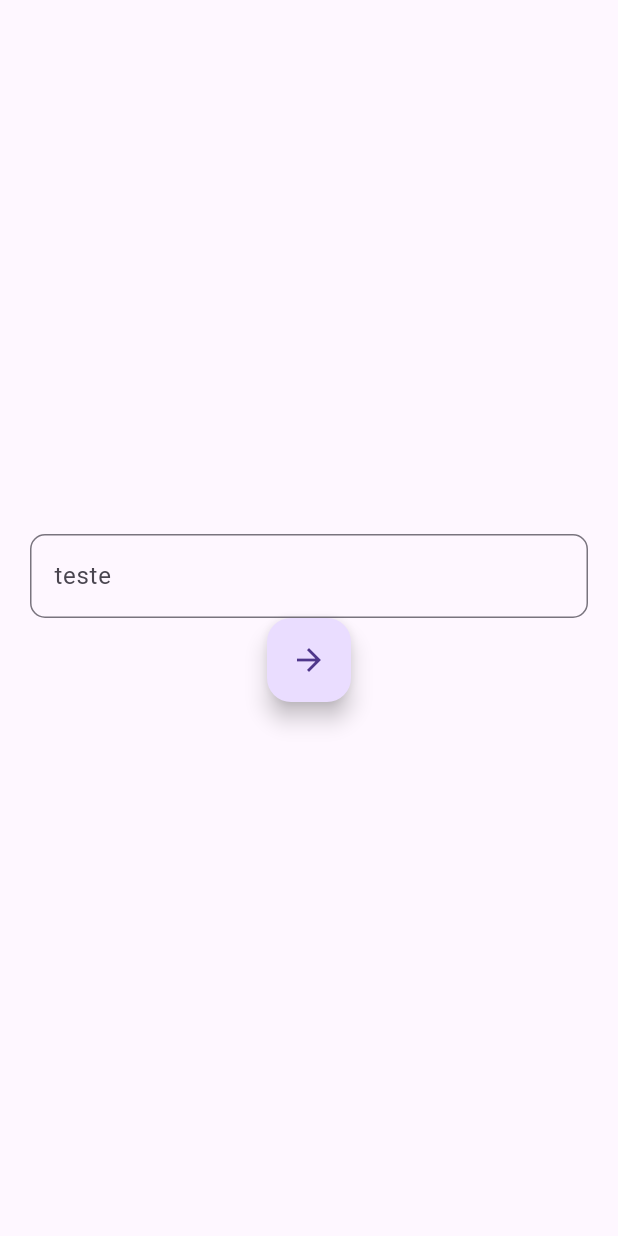
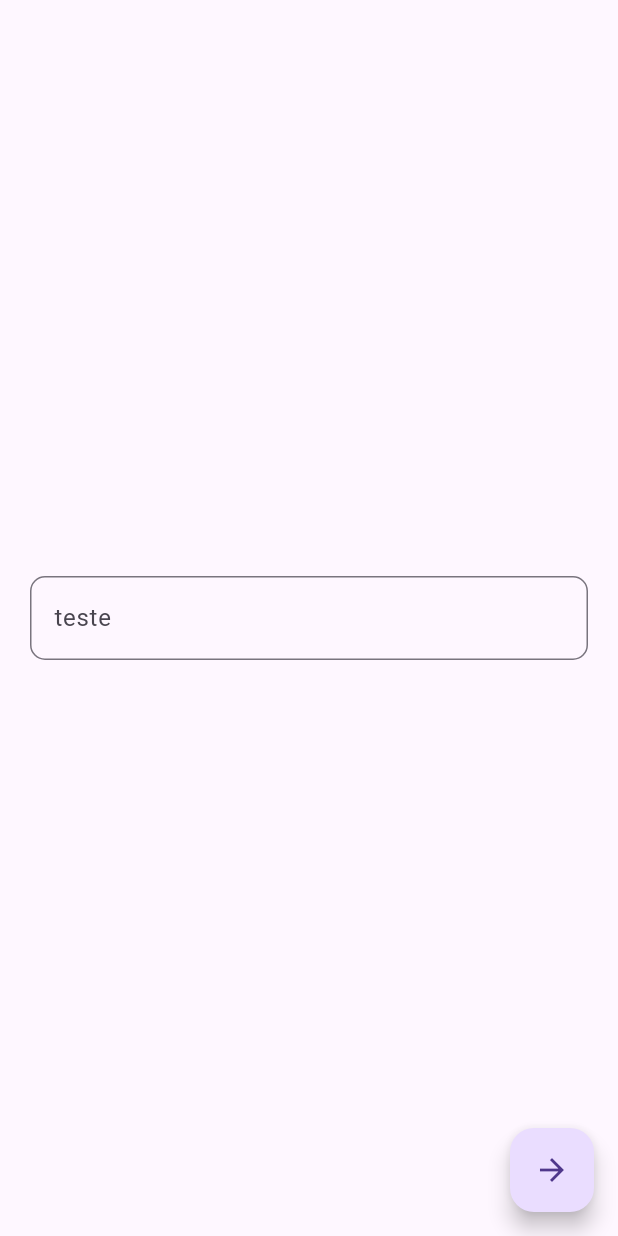
Before and after one commit to kauanBestel/flutter-equipment-booking, a Flutter app: the screen it shows after launch, on a phone screen of 412 x 824 dp. Run offline on Flutter 3.47's test engine with Material 3 defaults, Android fonts, the light colour scheme and no system bars; our stand-ins replace firebase_core, table_calendar; missing offline and left inert: steps_indicator; accounts and stored records are empty.

Commit message:
feat button

```diff
--- a/lib/main.dart
+++ b/lib/main.dart
@@ -2,11 +2,6 @@ import 'package:equipment_boking/firebase_options.dart';
 import 'package:equipment_boking/presentation/screens/pages/ProductsPage.dart';
 import 'package:firebase_core/firebase_core.dart';
 import 'package:flutter/material.dart';
-
-import 'package:equipment_boking/presentation/screens/pages/LoginPage.dart';
-import 'package:equipment_boking/presentation/screens/pages/RegisterPage.dart';
-import 'package:equipment_boking/presentation/screens/pages/CalendarPage.dart';
-import 'package:equipment_boking/presentation/screens/pages/ProductsPage.dart';
 
 Future<void> main() async {
   WidgetsFlutterBinding.ensureInitialized();
--- a/lib/presentation/screens/pages/CalendarPage.dart
+++ b/lib/presentation/screens/pages/CalendarPage.dart
@@ -11,18 +11,18 @@ class CalendarPage extends StatelessWidget {
     return Scaffold(
       body: Center(
         child: Padding(
-          padding: EdgeInsets.all(20.0),
+          padding: const EdgeInsets.all(20.0),
           child: Column(
             mainAxisAlignment: MainAxisAlignment.spaceEvenly,
             children: [
-              StepsIndicator(
+              const StepsIndicator(
                 selectedStep: 0,
                 nbSteps: 3,
                 lineLength: 100,
                 unselectedStepSize: 20,
                 selectedStepSize: 30,
               ),
-              SizedBox(height: 20),
+              const SizedBox(height: 20),
               TableCalendar(
                 firstDay: DateTime.utc(2010, 10, 16),
                 lastDay: DateTime.utc(2030, 3, 14),
--- a/lib/presentation/screens/pages/ProductsPage.dart
+++ b/lib/presentation/screens/pages/ProductsPage.dart
@@ -3,7 +3,7 @@ import 'package:equipment_boking/presentation/widgets/custom_textformfield.dart'
 import 'package:flutter/material.dart';
 
 class ProductsPage extends StatelessWidget {
-  const ProductsPage({super.key});
+  const ProductsPage({Key? key}) : super(key: key);
 
   @override
   Widget build(BuildContext context) {
@@ -16,22 +16,18 @@ class ProductsPage extends StatelessWidget {
               mainAxisAlignment: MainAxisAlignment.center,
               children: [
                 const CustomTextFormField(label: 'teste'),
-                Column(
-                  children: [
-                    FloatingActionButton(
-                      onPressed: () {
-                        Navigator.push(
-                          context,
-                          MaterialPageRoute(builder: (context) => LoginPage()),
-                        );
-                      },
-                      child: const Icon(Icons.arrow_forward),
-                    ),
-                  ],
-                )
               ],
             ),
           ),
+        ),
+        floatingActionButton: FloatingActionButton(
+          onPressed: () {
+            Navigator.push(
+              context,
+              MaterialPageRoute(builder: (context) => LoginPage()),
+            );
+          },
+          child: const Icon(Icons.arrow_forward),
         ),
       ),
     );
```
